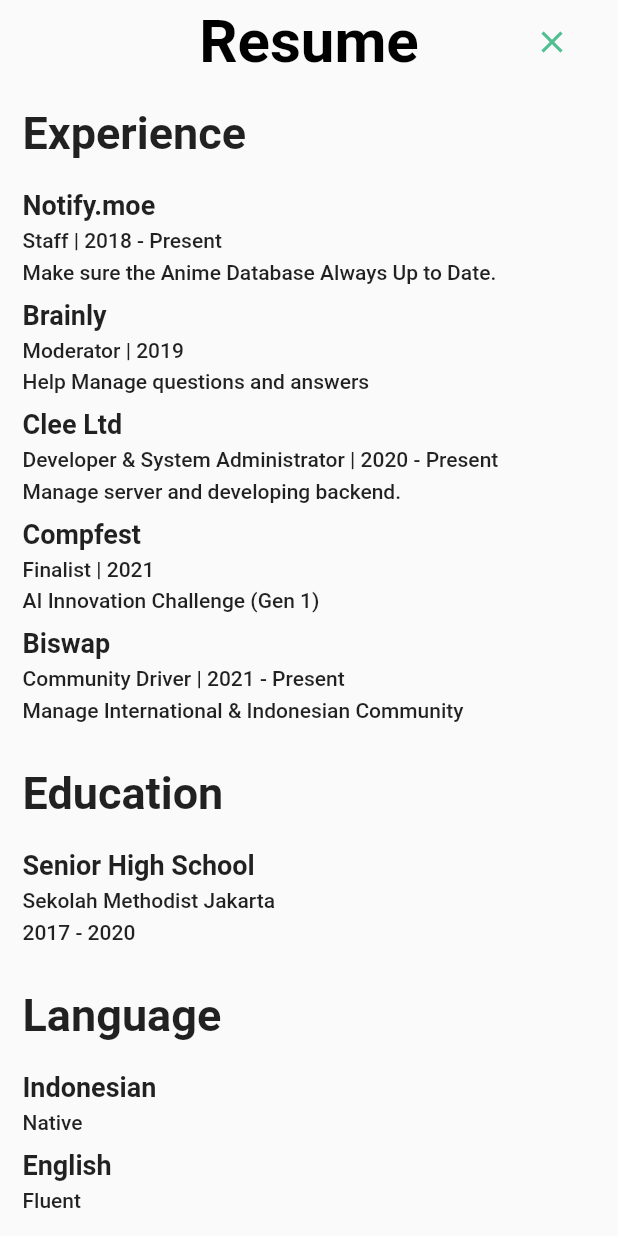
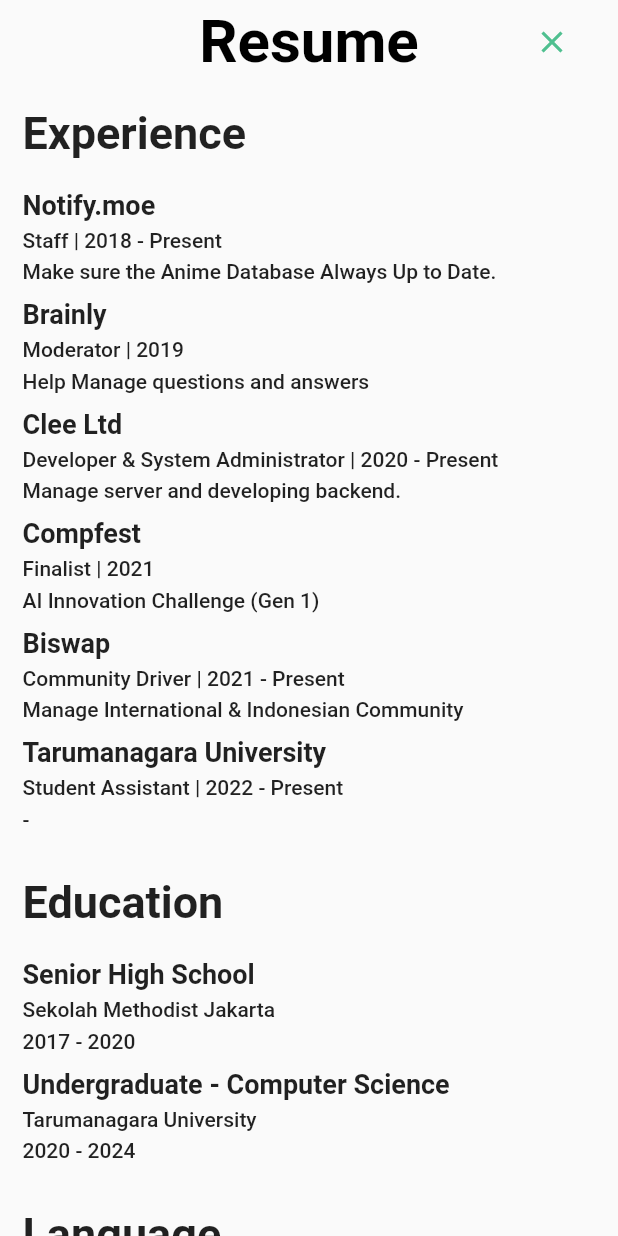
Before and after one commit to moepoi/moepoi.dev, a Flutter app: the Resume screen opened by its route, on a phone screen of 412 x 824 dp. Run offline on Flutter 3.47's test engine with Material 2 defaults, Android fonts, the phone set to English and light mode, and no system bars; our stand-ins replace flutter_svg, page_transition.

Commit message:
Update Resume

```diff
--- a/lib/components/resume_education.dart
+++ b/lib/components/resume_education.dart
@@ -8,17 +8,55 @@
   @override
   Widget build(BuildContext context) {
     return Column(
-      crossAxisAlignment: CrossAxisAlignment.start,
-      mainAxisAlignment: MainAxisAlignment.start,
-      children: [
-        const Text('Education', style: TextStyle(fontSize: 30, fontWeight: FontWeight.w700),),
-        const SizedBox(height: 20.0,),
-        Text(resumeData['education']![0]['level'].toString(), style: const TextStyle(fontSize: 18, fontWeight: FontWeight.w600),),
-        const SizedBox(height: 5.0,),
-        Text(resumeData['education']![0]['institution'].toString(), style: const TextStyle(fontSize: 14, fontWeight: FontWeight.w500),),
-        const SizedBox(height: 5.0,),
-        Text(resumeData['education']![0]['duration'].toString(), style: const TextStyle(fontSize: 14, fontWeight: FontWeight.w500),),
-      ]
-    );
+        crossAxisAlignment: CrossAxisAlignment.start,
+        mainAxisAlignment: MainAxisAlignment.start,
+        children: [
+          const Text(
+            'Education',
+            style: TextStyle(fontSize: 30, fontWeight: FontWeight.w700),
+          ),
+          const SizedBox(
+            height: 20.0,
+          ),
+          Text(
+            resumeData['education']![0]['level'].toString(),
+            style: const TextStyle(fontSize: 18, fontWeight: FontWeight.w600),
+          ),
+          const SizedBox(
+            height: 5.0,
+          ),
+          Text(
+            resumeData['education']![0]['institution'].toString(),
+            style: const TextStyle(fontSize: 14, fontWeight: FontWeight.w500),
+          ),
+          const SizedBox(
+            height: 5.0,
+          ),
+          Text(
+            resumeData['education']![0]['duration'].toString(),
+            style: const TextStyle(fontSize: 14, fontWeight: FontWeight.w500),
+          ),
+          const SizedBox(
+            height: 10.0,
+          ),
+          Text(
+            resumeData['education']![1]['level'].toString(),
+            style: const TextStyle(fontSize: 18, fontWeight: FontWeight.w600),
+          ),
+          const SizedBox(
+            height: 5.0,
+          ),
+          Text(
+            resumeData['education']![1]['institution'].toString(),
+            style: const TextStyle(fontSize: 14, fontWeight: FontWeight.w500),
+          ),
+          const SizedBox(
+            height: 5.0,
+          ),
+          Text(
+            resumeData['education']![1]['duration'].toString(),
+            style: const TextStyle(fontSize: 14, fontWeight: FontWeight.w500),
+          ),
+        ]);
   }
 }
--- a/lib/components/resume_experience.dart
+++ b/lib/components/resume_experience.dart
@@ -8,41 +8,139 @@
   @override
   Widget build(BuildContext context) {
     return Column(
-      crossAxisAlignment: CrossAxisAlignment.start,
-      mainAxisAlignment: MainAxisAlignment.start,
-      children: [
-        const Text('Experience', style: TextStyle(fontSize: 30, fontWeight: FontWeight.w700),),
-        const SizedBox(height: 20.0,),
-        Text(resumeData['experience']![0]['name'].toString(), style: const TextStyle(fontSize: 18, fontWeight: FontWeight.w600),),
-        const SizedBox(height: 5.0,),
-        Text('${resumeData['experience']![0]['role'].toString()} | ${resumeData['experience']![0]['duration'].toString()}', style: const TextStyle(fontSize: 14, fontWeight: FontWeight.w500),),
-        const SizedBox(height: 5.0,),
-        Text(resumeData['experience']![0]['description'].toString(), style: const TextStyle(fontSize: 14, fontWeight: FontWeight.w500),),
-        const SizedBox(height: 10.0,),
-        Text(resumeData['experience']![1]['name'].toString(), style: const TextStyle(fontSize: 18, fontWeight: FontWeight.w600),),
-        const SizedBox(height: 5.0,),
-        Text('${resumeData['experience']![1]['role'].toString()} | ${resumeData['experience']![1]['duration'].toString()}', style: const TextStyle(fontSize: 14, fontWeight: FontWeight.w500),),
-        const SizedBox(height: 5.0,),
-        Text(resumeData['experience']![1]['description'].toString(), style: const TextStyle(fontSize: 14, fontWeight: FontWeight.w500),),
-        const SizedBox(height: 10.0,),
-        Text(resumeData['experience']![2]['name'].toString(), style: const TextStyle(fontSize: 18, fontWeight: FontWeight.w600),),
-        const SizedBox(height: 5.0,),
-        Text('${resumeData['experience']![2]['role'].toString()} | ${resumeData['experience']![2]['duration'].toString()}', style: const TextStyle(fontSize: 14, fontWeight: FontWeight.w500),),
-        const SizedBox(height: 5.0,),
-        Text(resumeData['experience']![2]['description'].toString(), style: const TextStyle(fontSize: 14, fontWeight: FontWeight.w500),),
-        const SizedBox(height: 10.0,),
-        Text(resumeData['experience']![3]['name'].toString(), style: const TextStyle(fontSize: 18, fontWeight: FontWeight.w600),),
-        const SizedBox(height: 5.0,),
-        Text('${resumeData['experience']![3]['role'].toString()} | ${resumeData['experience']![3]['duration'].toString()}', style: const TextStyle(fontSize: 14, fontWeight: FontWeight.w500),),
-        const SizedBox(height: 5.0,),
-        Text(resumeData['experience']![3]['description'].toString(), style: const TextStyle(fontSize: 14, fontWeight: FontWeight.w500),),
-        const SizedBox(height: 10.0,),
-        Text(resumeData['experience']![4]['name'].toString(), style: const TextStyle(fontSize: 18, fontWeight: FontWeight.w600),),
-        const SizedBox(height: 5.0,),
-        Text('${resumeData['experience']![4]['role'].toString()} | ${resumeData['experience']![4]['duration'].toString()}', style: const TextStyle(fontSize: 14, fontWeight: FontWeight.w500),),
-        const SizedBox(height: 5.0,),
-        Text(resumeData['experience']![4]['description'].toString(), style: const TextStyle(fontSize: 14, fontWeight: FontWeight.w500),),
-      ]
-    );
+        crossAxisAlignment: CrossAxisAlignment.start,
+        mainAxisAlignment: MainAxisAlignment.start,
+        children: [
+          const Text(
+            'Experience',
+            style: TextStyle(fontSize: 30, fontWeight: FontWeight.w700),
+          ),
+          const SizedBox(
+            height: 20.0,
+          ),
+          Text(
+            resumeData['experience']![0]['name'].toString(),
+            style: const TextStyle(fontSize: 18, fontWeight: FontWeight.w600),
+          ),
+          const SizedBox(
+            height: 5.0,
+          ),
+          Text(
+            '${resumeData['experience']![0]['role'].toString()} | ${resumeData['experience']![0]['duration'].toString()}',
+            style: const TextStyle(fontSize: 14, fontWeight: FontWeight.w500),
+          ),
+          const SizedBox(
+            height: 5.0,
+          ),
+          Text(
+            resumeData['experience']![0]['description'].toString(),
+            style: const TextStyle(fontSize: 14, fontWeight: FontWeight.w500),
+          ),
+          const SizedBox(
+            height: 10.0,
+          ),
+          Text(
+            resumeData['experience']![1]['name'].toString(),
+            style: const TextStyle(fontSize: 18, fontWeight: FontWeight.w600),
+          ),
+          const SizedBox(
+            height: 5.0,
+          ),
+          Text(
+            '${resumeData['experience']![1]['role'].toString()} | ${resumeData['experience']![1]['duration'].toString()}',
+            style: const TextStyle(fontSize: 14, fontWeight: FontWeight.w500),
+          ),
+          const SizedBox(
+            height: 5.0,
+          ),
+          Text(
+            resumeData['experience']![1]['description'].toString(),
+            style: const TextStyle(fontSize: 14, fontWeight: FontWeight.w500),
+          ),
+          const SizedBox(
+            height: 10.0,
+          ),
+          Text(
+            resumeData['experience']![2]['name'].toString(),
+            style: const TextStyle(fontSize: 18, fontWeight: FontWeight.w600),
+          ),
+          const SizedBox(
+            height: 5.0,
+          ),
+          Text(
+            '${resumeData['experience']![2]['role'].toString()} | ${resumeData['experience']![2]['duration'].toString()}',
+            style: const TextStyle(fontSize: 14, fontWeight: FontWeight.w500),
+          ),
+          const SizedBox(
+            height: 5.0,
+          ),
+          Text(
+            resumeData['experience']![2]['description'].toString(),
+            style: const TextStyle(fontSize: 14, fontWeight: FontWeight.w500),
+          ),
+          const SizedBox(
+            height: 10.0,
+          ),
+          Text(
+            resumeData['experience']![3]['name'].toString(),
+            style: const TextStyle(fontSize: 18, fontWeight: FontWeight.w600),
+          ),
+          const SizedBox(
+            height: 5.0,
+          ),
+          Text(
+            '${resumeData['experience']![3]['role'].toString()} | ${resumeData['experience']![3]['duration'].toString()}',
+            style: const TextStyle(fontSize: 14, fontWeight: FontWeight.w500),
+          ),
+          const SizedBox(
+            height: 5.0,
+          ),
+          Text(
+            resumeData['experience']![3]['description'].toString(),
+            style: const TextStyle(fontSize: 14, fontWeight: FontWeight.w500),
+          ),
+          const SizedBox(
+            height: 10.0,
+          ),
+          Text(
+            resumeData['experience']![4]['name'].toString(),
+            style: const TextStyle(fontSize: 18, fontWeight: FontWeight.w600),
+          ),
+          const SizedBox(
+            height: 5.0,
+          ),
+          Text(
+            '${resumeData['experience']![4]['role'].toString()} | ${resumeData['experience']![4]['duration'].toString()}',
+            style: const TextStyle(fontSize: 14, fontWeight: FontWeight.w500),
+          ),
+          const SizedBox(
+            height: 5.0,
+          ),
+          Text(
+            resumeData['experience']![4]['description'].toString(),
+            style: const TextStyle(fontSize: 14, fontWeight: FontWeight.w500),
+          ),
+          const SizedBox(
+            height: 10.0,
+          ),
+          Text(
+            resumeData['experience']![5]['name'].toString(),
+            style: const TextStyle(fontSize: 18, fontWeight: FontWeight.w600),
+          ),
+          const SizedBox(
+            height: 5.0,
+          ),
+          Text(
+            '${resumeData['experience']![5]['role'].toString()} | ${resumeData['experience']![5]['duration'].toString()}',
+            style: const TextStyle(fontSize: 14, fontWeight: FontWeight.w500),
+          ),
+          const SizedBox(
+            height: 5.0,
+          ),
+          Text(
+            resumeData['experience']![5]['description'].toString(),
+            style: const TextStyle(fontSize: 14, fontWeight: FontWeight.w500),
+          ),
+        ]);
   }
 }
--- a/lib/data/resume.dart
+++ b/lib/data/resume.dart
@@ -28,14 +28,25 @@
       'name': 'Biswap',
       'role': 'Community Driver',
       'duration': '2021 - Present',
-      'description': 'Manage International & Indonesian Community ',
-    }
+      'description': 'Manage International & Indonesian Community',
+    },
+    {
+      'name': 'Tarumanagara University',
+      'role': 'Student Assistant',
+      'duration': '2022 - Present',
+      'description': '-',
+    },
   ],
   'education': [
     {
       'level': 'Senior High School',
       'institution': 'Sekolah Methodist Jakarta',
       'duration': '2017 - 2020',
+    },
+    {
+      'level': 'Undergraduate - Computer Science',
+      'institution': 'Tarumanagara University',
+      'duration': '2020 - 2024',
     },
   ],
   'language': [
```
